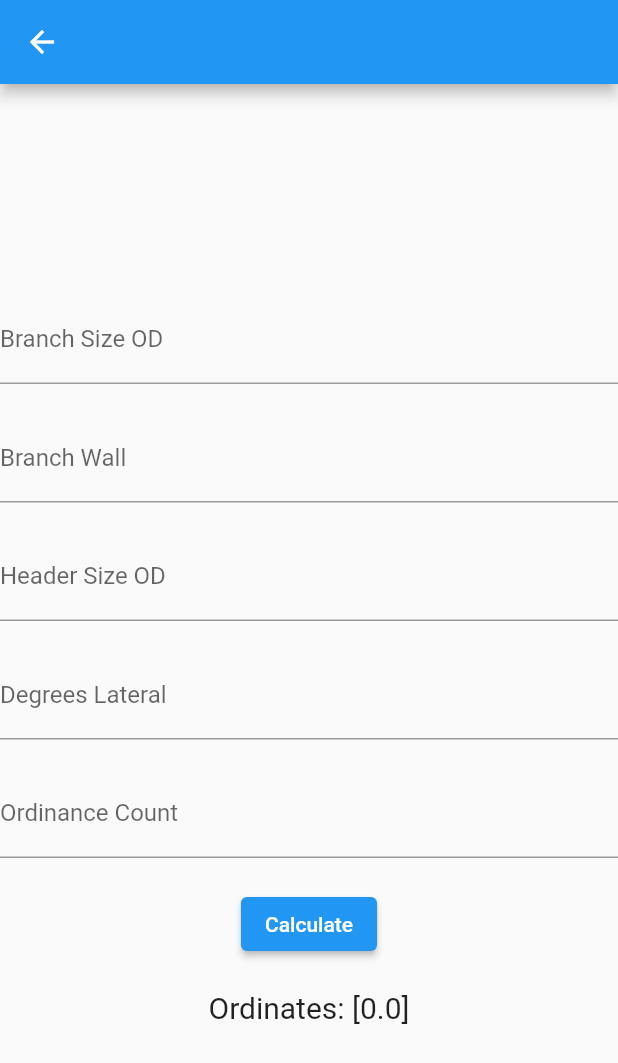
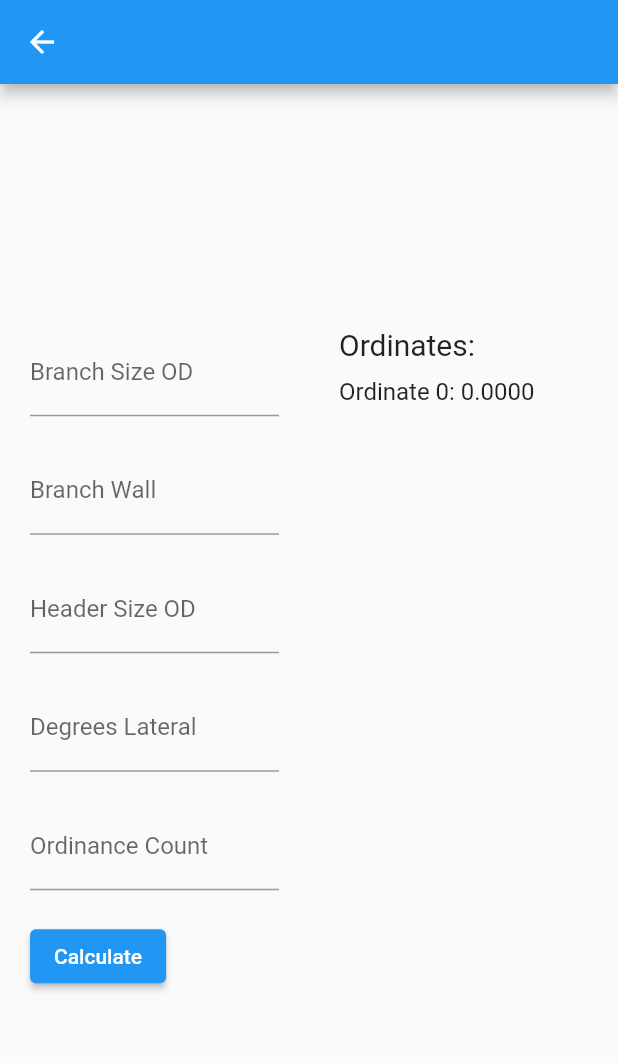
Before and after one commit to MichaelWaters001/pipe, a Flutter app: the LateralCalculator screen opened directly, after a tap on "Calculate", on a phone screen of 412 x 824 dp. Shown: the top 1063 px of the screen. Run offline on Flutter 3.47's test engine with Material 2 defaults, Android fonts, the phone set to English and light mode, and no system bars.

Commit message:
2 column view

```diff
--- a/lib/main.dart
+++ b/lib/main.dart
@@ -1,7 +1,5 @@
-import 'dart:math';
-
 import 'package:flutter/material.dart';
-
+import 'math.dart';
 
 void main() {
   runApp(MyApp());
@@ -59,13 +57,22 @@ class _LateralCalculatorState extends State<LateralCalculator> {
     return Scaffold(
       appBar: AppBar(),
       body: Center(
+        child: SingleChildScrollView(
+          child: Row(
+            crossAxisAlignment: CrossAxisAlignment.start,
+            children: [
+              Expanded(
+                flex: 1,
+                child: Padding(
+                  padding: const EdgeInsets.all(20.0),
                   child: Column(
-          mainAxisAlignment: MainAxisAlignment.center,
+                    crossAxisAlignment: CrossAxisAlignment.start,
                     children: [
                       TextField(
                         controller: _BSOD,
                         keyboardType: TextInputType.number,
-              decoration: InputDecoration(labelText: 'Branch Size OD'),
+                        decoration:
+                            InputDecoration(labelText: 'Branch Size OD'),
                       ),
                       SizedBox(height: 20),
                       TextField(
@@ -77,54 +84,80 @@ class _LateralCalculatorState extends State<LateralCalculator> {
                       TextField(
                         controller: _HSOD,
                         keyboardType: TextInputType.number,
-              decoration: InputDecoration(labelText: 'Header Size OD'),
+                        decoration:
+                            InputDecoration(labelText: 'Header Size OD'),
                       ),
                       SizedBox(height: 20),
                       TextField(
                         controller: _DI,
                         keyboardType: TextInputType.number,
-              decoration: InputDecoration(labelText: 'Degrees Lateral'),
+                        decoration:
+                            InputDecoration(labelText: 'Degrees Lateral'),
                       ),
                       SizedBox(height: 20),
                       TextField(
                         controller: _OC,
                         keyboardType: TextInputType.number,
-              decoration: InputDecoration(labelText: 'Ordinance Count'),
+                        decoration:
+                            InputDecoration(labelText: 'Ordinance Count'),
                       ),
                       SizedBox(height: 20),
                       ElevatedButton(
                         onPressed: () {
-                double branchSizeOD = double.tryParse(_BSOD.text) ?? 0;
+                          double branchSizeOD =
+                              double.tryParse(_BSOD.text) ?? 0;
                           double branchWall = double.tryParse(_BW.text) ?? 0;
-                double headerSizeOD = double.tryParse(_HSOD.text) ?? 0;
-                double degreeIntersect = double.tryParse(_DI.text) ?? 0;
+                          double headerSizeOD =
+                              double.tryParse(_HSOD.text) ?? 0;
+                          double degreeIntersect =
+                              double.tryParse(_DI.text) ?? 0;
                           int ordinatesCount = int.tryParse(_OC.text) ?? 0;
 
-                double branchIDRadius = ((branchSizeOD - ( 2 * branchWall ) ) / 2 );
-                double headerRadiusOD = (headerSizeOD / 2);
-                const double pi = 3.1415926535897932;
                           setState(() {
-                  _ordinates.clear();
-                  _ordinates.add(0);
-                  for (var i = 1; i <= ordinatesCount; i++) {
-                    var s = sin( ((degreeIntersect / ordinatesCount) * i ) * pi / 180 );
-                    var xDimensionBranch = branchIDRadius * s;
-                    var xDimensionsHeader = xDimensionBranch / headerRadiusOD;
-                    var degreeAtRadPt = acos(xDimensionsHeader)*180/pi;
-                    var sineOfDegrees = sin((degreeAtRadPt * pi / 180));
-                    var sinesXHeadRad = headerRadiusOD * sineOfDegrees;
-                    _ordinates.add(headerRadiusOD - sinesXHeadRad);
-                  }
+                            _ordinates = calculateOrdinates(
+                              branchSizeOD,
+                              branchWall,
+                              headerSizeOD,
+                              degreeIntersect,
+                              ordinatesCount,
+                            );
                           });
                         },
                         child: Text('Calculate'),
                       ),
-            SizedBox(height: 20),
+                    ],
+                  ),
+                ),
+              ),
+              Expanded(
+                flex: 1,
+                child: Padding(
+                  padding: const EdgeInsets.all(20.0),
+                  child: Column(
+                    crossAxisAlignment: CrossAxisAlignment.start,
+                    children: [
                       Text(
-              'Ordinates: $_ordinates',
+                        'Ordinates:',
                         style: TextStyle(fontSize: 20),
                       ),
+                      SizedBox(height: 10),
+                      if (_ordinates.isNotEmpty)
+                        ..._ordinates
+                            .asMap()
+                            .entries
+                            .map(
+                              (entry) => Text(
+                                'Ordinate ${entry.key}: ${entry.value.toStringAsFixed(4)}',
+                                style: TextStyle(fontSize: 16),
+                              ),
+                            )
+                            .toList(),
                     ],
+                  ),
+                ),
+              ),
+            ],
+          ),
         ),
       ),
     );
--- /dev/null
+++ b/lib/math.dart
@@ -0,0 +1,29 @@
+import 'dart:math';
+
+List<double> calculateOrdinates(
+  double branchSizeOD,
+  double branchWall,
+  double headerSizeOD,
+  double degreeIntersect,
+  int ordinatesCount,
+) {
+  List<double> ordinates = [];
+
+  double branchIDRadius = ((branchSizeOD - (2 * branchWall)) / 2);
+  double headerRadiusOD = (headerSizeOD / 2);
+  const double pi = 3.1415926535897932;
+
+  ordinates.add(0);
+
+  for (var i = 1; i <= ordinatesCount; i++) {
+    var s = sin(((degreeIntersect / ordinatesCount) * i) * pi / 180);
+    var xDimensionBranch = branchIDRadius * s;
+    var xDimensionsHeader = xDimensionBranch / headerRadiusOD;
+    var degreeAtRadPt = acos(xDimensionsHeader) * 180 / pi;
+    var sineOfDegrees = sin((degreeAtRadPt * pi / 180));
+    var sinesXHeadRad = headerRadiusOD * sineOfDegrees;
+    ordinates.add(headerRadiusOD - sinesXHeadRad);
+  }
+
+  return ordinates;
+}
```
Lines whose indentation alone changed are shown as unchanged.
